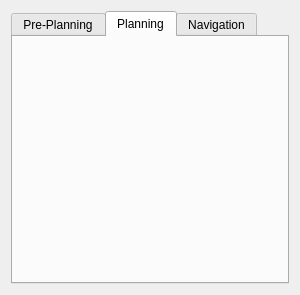
NousNav/SlicerOpenNav, file Home/Resources/UI/Home.ui: the form before one commit.
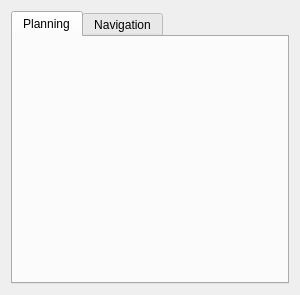
The form after the commit. The open tabs and pages were chosen to show the change. Custom widgets are drawn as their Qt base class.

Commit message: ENH: Create seperate planning and navigation modules

```diff
--- a/Home/Resources/UI/Home.ui
+++ b/Home/Resources/UI/Home.ui
@@ -16,12 +16,6 @@
      <property name="currentIndex">
       <number>0</number>
      </property>
-     <widget class="QWidget" name="PrePlanningTab">
-      <attribute name="title">
-       <string>Pre-Planning</string>
-      </attribute>
-      <layout class="QVBoxLayout" name="verticalLayout_2"/>
-     </widget>
      <widget class="QWidget" name="PlanningTab">
       <attribute name="title">
        <string>Planning</string>
```
Left out of the diff: 4 changed lines with no effect on the pictures. Lines whose indentation alone changed are shown as unchanged. The commit also changes 13 other files.
